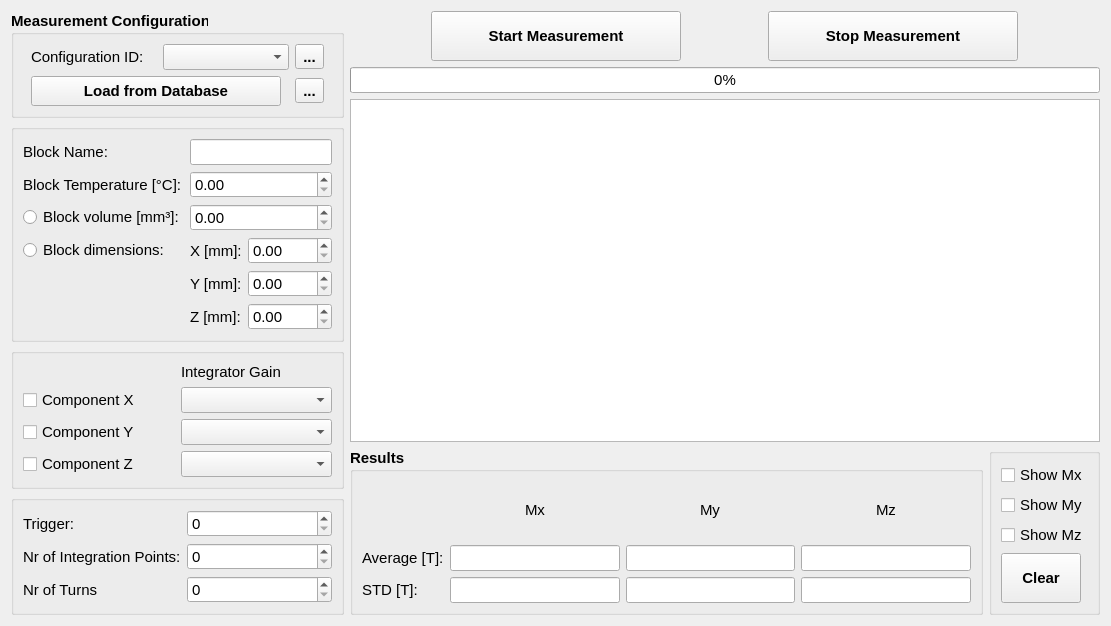
Above: helmholtz/gui/ui/measurementwidget.ui from lnls-ima/helmholtz-coil-control before the change. Below: the same form after it.
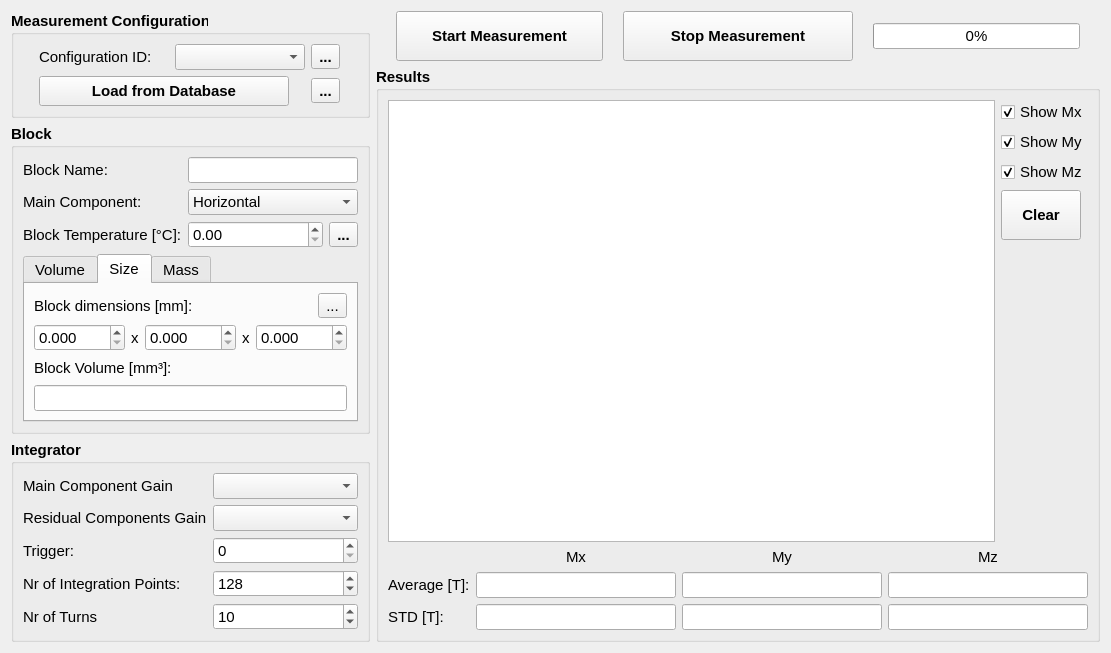
That is the form after the change. The open tabs and pages were chosen to show the change. Icons and pictures are not drawn. Custom widgets are drawn as their Qt base class.

Commit message: Continue implementation of measurement widget

```diff
--- a/helmholtz/gui/ui/measurementwidget.ui
+++ b/helmholtz/gui/ui/measurementwidget.ui
@@ -7,7 +7,7 @@
     <x>0</x>
     <y>0</y>
     <width>1111</width>
-    <height>601</height>
+    <height>617</height>
    </rect>
   </property>
   <property name="font">
@@ -18,10 +18,8 @@
   <property name="windowTitle">
    <string>Measurement</string>
   </property>
-  <layout class="QGridLayout" name="gridLayout_6">
-   <item row="0" column="0" rowspan="4">
-    <layout class="QVBoxLayout" name="verticalLayout">
-     <item>
+  <layout class="QGridLayout" name="gridLayout_7">
+   <item row="0" column="0" rowspan="2">
       <widget class="QGroupBox" name="groupBox_7">
        <property name="sizePolicy">
         <sizepolicy hsizetype="Preferred" vsizetype="Maximum">
@@ -39,24 +37,7 @@
         <string>Measurement Configuration</string>
        </property>
        <layout class="QGridLayout" name="gridLayout_10">
-        <item row="1" column="1">
-         <widget class="QToolButton" name="tbt_save_db">
-          <property name="text">
-           <string>...</string>
-          </property>
-          <property name="icon">
-           <iconset>
-            <normaloff>../../resources/img/database_plus.svg</normaloff>../../resources/img/database_plus.svg</iconset>
-          </property>
-          <property name="iconSize">
-           <size>
-            <width>24</width>
-            <height>24</height>
-           </size>
-          </property>
-         </widget>
-        </item>
-        <item row="1" column="0">
+      <item row="2" column="0">
          <widget class="QPushButton" name="pbt_load_db">
           <property name="minimumSize">
            <size>
@@ -75,6 +56,26 @@
           </property>
          </widget>
         </item>
+      <item row="2" column="1">
+       <widget class="QToolButton" name="tbt_save_db">
+        <property name="toolTip">
+         <string>Add configuration to database</string>
+        </property>
+        <property name="text">
+         <string>...</string>
+        </property>
+        <property name="icon">
+         <iconset>
+          <normaloff>../../resources/img/database_plus.svg</normaloff>../../resources/img/database_plus.svg</iconset>
+        </property>
+        <property name="iconSize">
+         <size>
+          <width>24</width>
+          <height>24</height>
+         </size>
+        </property>
+       </widget>
+      </item>
         <item row="0" column="0" colspan="2">
          <layout class="QHBoxLayout" name="horizontalLayout_2">
           <item>
@@ -122,7 +123,115 @@
        </layout>
       </widget>
      </item>
+   <item row="0" column="1">
+    <layout class="QHBoxLayout" name="horizontalLayout">
+     <property name="spacing">
+      <number>20</number>
+     </property>
+     <property name="leftMargin">
+      <number>20</number>
+     </property>
+     <property name="rightMargin">
+      <number>20</number>
+     </property>
      <item>
+      <widget class="QPushButton" name="pbt_start_meas">
+       <property name="sizePolicy">
+        <sizepolicy hsizetype="Preferred" vsizetype="Fixed">
+         <horstretch>0</horstretch>
+         <verstretch>0</verstretch>
+        </sizepolicy>
+       </property>
+       <property name="minimumSize">
+        <size>
+         <width>0</width>
+         <height>50</height>
+        </size>
+       </property>
+       <property name="maximumSize">
+        <size>
+         <width>250</width>
+         <height>16777215</height>
+        </size>
+       </property>
+       <property name="font">
+        <font>
+         <weight>75</weight>
+         <bold>true</bold>
+        </font>
+       </property>
+       <property name="text">
+        <string>Start Measurement</string>
+       </property>
+       <property name="icon">
+        <iconset>
+         <normaloff>../../resources/img/move.svg</normaloff>../../resources/img/move.svg</iconset>
+       </property>
+       <property name="iconSize">
+        <size>
+         <width>24</width>
+         <height>24</height>
+        </size>
+       </property>
+      </widget>
+     </item>
+     <item>
+      <widget class="QPushButton" name="pbt_stop_meas">
+       <property name="sizePolicy">
+        <sizepolicy hsizetype="Preferred" vsizetype="Fixed">
+         <horstretch>0</horstretch>
+         <verstretch>0</verstretch>
+        </sizepolicy>
+       </property>
+       <property name="minimumSize">
+        <size>
+         <width>230</width>
+         <height>50</height>
+        </size>
+       </property>
+       <property name="maximumSize">
+        <size>
+         <width>250</width>
+         <height>16777215</height>
+        </size>
+       </property>
+       <property name="font">
+        <font>
+         <weight>75</weight>
+         <bold>true</bold>
+        </font>
+       </property>
+       <property name="text">
+        <string>Stop Measurement</string>
+       </property>
+       <property name="icon">
+        <iconset>
+         <normaloff>../../resources/img/stop.svg</normaloff>../../resources/img/stop.svg</iconset>
+       </property>
+       <property name="iconSize">
+        <size>
+         <width>24</width>
+         <height>24</height>
+        </size>
+       </property>
+      </widget>
+     </item>
+     <item>
+      <widget class="QProgressBar" name="pgb_status">
+       <property name="sizePolicy">
+        <sizepolicy hsizetype="Preferred" vsizetype="Fixed">
+         <horstretch>0</horstretch>
+         <verstretch>0</verstretch>
+        </sizepolicy>
+       </property>
+       <property name="value">
+        <number>0</number>
+       </property>
+      </widget>
+     </item>
+    </layout>
+   </item>
+   <item row="2" column="0">
       <widget class="QGroupBox" name="groupBox">
        <property name="sizePolicy">
         <sizepolicy hsizetype="Maximum" vsizetype="Preferred">
@@ -137,88 +246,44 @@
         </font>
        </property>
        <property name="title">
-        <string/>
+      <string>Block</string>
        </property>
        <layout class="QGridLayout" name="gridLayout">
-        <item row="2" column="0">
-         <widget class="QRadioButton" name="rbt_block_volume">
+      <item row="1" column="1" colspan="3">
+       <widget class="QComboBox" name="cmb_main_component">
           <property name="font">
            <font>
             <weight>50</weight>
             <bold>false</bold>
            </font>
           </property>
+        <item>
           <property name="text">
-           <string>Block volume [mm³]:</string>
-          </property>
-         </widget>
+          <string>Horizontal</string>
+         </property>
         </item>
-        <item row="4" column="1">
-         <widget class="QLabel" name="label_4">
-          <property name="font">
-           <font>
-            <weight>50</weight>
-            <bold>false</bold>
-           </font>
-          </property>
+        <item>
           <property name="text">
-           <string>Y [mm]:</string>
-          </property>
-         </widget>
+          <string>Vertical</string>
+         </property>
         </item>
-        <item row="1" column="0">
-         <widget class="QLabel" name="label_2">
-          <property name="font">
-           <font>
-            <weight>50</weight>
-            <bold>false</bold>
-           </font>
-          </property>
+        <item>
           <property name="text">
-           <string>Block Temperature [°C]:</string>
-          </property>
-         </widget>
+          <string>Longitudinal</string>
+         </property>
         </item>
-        <item row="4" column="2" colspan="2">
-         <widget class="QDoubleSpinBox" name="sbd_block_dimy">
-          <property name="font">
-           <font>
-            <weight>50</weight>
-            <bold>false</bold>
-           </font>
-          </property>
-         </widget>
-        </item>
-        <item row="2" column="1" colspan="3">
-         <widget class="QDoubleSpinBox" name="sbd_block_volume">
+       </widget>
+      </item>
+      <item row="0" column="0">
+       <widget class="QLabel" name="label">
           <property name="font">
            <font>
             <weight>50</weight>
             <bold>false</bold>
            </font>
           </property>
-         </widget>
-        </item>
-        <item row="3" column="2" colspan="2">
-         <widget class="QDoubleSpinBox" name="sbd_block_dimx">
-          <property name="font">
-           <font>
-            <weight>50</weight>
-            <bold>false</bold>
-           </font>
-          </property>
-         </widget>
-        </item>
-        <item row="3" column="0">
-         <widget class="QRadioButton" name="rbt_block_dimensions">
-          <property name="font">
-           <font>
-            <weight>50</weight>
-            <bold>false</bold>
-           </font>
-          </property>
           <property name="text">
-           <string>Block dimensions:</string>
+         <string>Block Name:</string>
           </property>
          </widget>
         </item>
@@ -232,26 +297,181 @@
           </property>
          </widget>
         </item>
-        <item row="3" column="1">
+      <item row="3" column="0">
+       <widget class="QLabel" name="label_2">
+        <property name="font">
+         <font>
+          <weight>50</weight>
+          <bold>false</bold>
+         </font>
+        </property>
+        <property name="text">
+         <string>Block Temperature [°C]:</string>
+        </property>
+       </widget>
+      </item>
+      <item row="1" column="0">
+       <widget class="QLabel" name="label_7">
+        <property name="font">
+         <font>
+          <weight>50</weight>
+          <bold>false</bold>
+         </font>
+        </property>
+        <property name="text">
+         <string>Main Component:</string>
+        </property>
+       </widget>
+      </item>
+      <item row="3" column="1" colspan="2">
+       <widget class="QDoubleSpinBox" name="sbd_temperature">
+        <property name="font">
+         <font>
+          <weight>50</weight>
+          <bold>false</bold>
+         </font>
+        </property>
+       </widget>
+      </item>
+      <item row="4" column="0" colspan="4">
+       <widget class="QTabWidget" name="tbw_volume">
+        <property name="font">
+         <font>
+          <weight>50</weight>
+          <bold>false</bold>
+         </font>
+        </property>
+        <property name="currentIndex">
+         <number>0</number>
+        </property>
+        <widget class="QWidget" name="tab_volume">
+         <attribute name="title">
+          <string>Volume</string>
+         </attribute>
+         <layout class="QVBoxLayout" name="verticalLayout">
+          <item>
          <widget class="QLabel" name="label_3">
-          <property name="sizePolicy">
-           <sizepolicy hsizetype="Maximum" vsizetype="Preferred">
-            <horstretch>0</horstretch>
-            <verstretch>0</verstretch>
-           </sizepolicy>
-          </property>
+            <property name="font">
+             <font>
+              <weight>50</weight>
+              <bold>false</bold>
+             </font>
+            </property>
+            <property name="text">
+             <string>Block Volume [mm³]:</string>
+            </property>
+           </widget>
+          </item>
+          <item>
+           <widget class="QDoubleSpinBox" name="sbd_volume">
           <property name="font">
            <font>
             <weight>50</weight>
             <bold>false</bold>
            </font>
           </property>
+            <property name="decimals">
+             <number>4</number>
+            </property>
+            <property name="maximum">
+             <double>1000000.000000000000000</double>
+            </property>
+           </widget>
+          </item>
+         </layout>
+        </widget>
+        <widget class="QWidget" name="tab_size">
+         <attribute name="title">
+          <string>Size</string>
+         </attribute>
+         <layout class="QGridLayout" name="gridLayout_6">
+          <item row="0" column="0">
+           <widget class="QLabel" name="label_21">
+            <property name="font">
+             <font>
+              <weight>50</weight>
+              <bold>false</bold>
+             </font>
+            </property>
           <property name="text">
-           <string>X [mm]:</string>
+             <string>Block dimensions [mm]:</string>
           </property>
          </widget>
         </item>
-        <item row="5" column="1">
+          <item row="0" column="1">
+           <widget class="QToolButton" name="tbt_measure_dimensions">
+            <property name="toolTip">
+             <string>Measure block dimensions</string>
+            </property>
+            <property name="text">
+             <string>...</string>
+            </property>
+            <property name="icon">
+             <iconset>
+              <normaloff>../../resources/img/measure.png</normaloff>../../resources/img/measure.png</iconset>
+            </property>
+            <property name="iconSize">
+             <size>
+              <width>24</width>
+              <height>24</height>
+             </size>
+            </property>
+           </widget>
+          </item>
+          <item row="1" column="0" colspan="2">
+           <layout class="QHBoxLayout" name="horizontalLayout_3">
+            <item>
+             <widget class="QDoubleSpinBox" name="sbd_dim1">
+              <property name="enabled">
+               <bool>true</bool>
+              </property>
+              <property name="font">
+               <font>
+                <weight>50</weight>
+                <bold>false</bold>
+               </font>
+              </property>
+              <property name="decimals">
+               <number>3</number>
+              </property>
+              <property name="maximum">
+               <double>1000.000000000000000</double>
+              </property>
+             </widget>
+            </item>
+            <item alignment="Qt::AlignHCenter">
+             <widget class="QLabel" name="label_4">
+              <property name="font">
+               <font>
+                <weight>50</weight>
+                <bold>false</bold>
+               </font>
+              </property>
+              <property name="text">
+               <string>x</string>
+              </property>
+             </widget>
+            </item>
+            <item>
+             <widget class="QDoubleSpinBox" name="sbd_dim2">
+              <property name="enabled">
+               <bool>true</bool>
+              </property>
+              <property name="font">
+               <font>
+                <weight>50</weight>
+                <bold>false</bold>
+               </font>
+              </property>
+              <property name="decimals">
+               <number>3</number>
+              </property>
+              <property name="maximum">
+               <double>1000.000000000000000</double>
+              </property>
+             </widget>
+            </item>
+            <item alignment="Qt::AlignHCenter">
          <widget class="QLabel" name="label_6">
           <property name="font">
            <font>
@@ -260,99 +480,224 @@
            </font>
           </property>
           <property name="text">
-           <string>Z [mm]:</string>
-          </property>
-         </widget>
-        </item>
-        <item row="1" column="1" colspan="3">
-         <widget class="QDoubleSpinBox" name="sbd_block_temperature">
-          <property name="font">
-           <font>
-            <weight>50</weight>
-            <bold>false</bold>
-           </font>
-          </property>
-         </widget>
-        </item>
-        <item row="0" column="0">
-         <widget class="QLabel" name="label">
-          <property name="font">
-           <font>
-            <weight>50</weight>
-            <bold>false</bold>
-           </font>
-          </property>
-          <property name="text">
-           <string>Block Name:</string>
-          </property>
-         </widget>
-        </item>
-        <item row="5" column="2" colspan="2">
-         <widget class="QDoubleSpinBox" name="sbd_block_dimz">
-          <property name="font">
-           <font>
-            <weight>50</weight>
-            <bold>false</bold>
-           </font>
-          </property>
-         </widget>
-        </item>
-       </layout>
+               <string>x</string>
+              </property>
       </widget>
      </item>
      <item>
-      <widget class="QGroupBox" name="groupBox_2">
-       <property name="sizePolicy">
-        <sizepolicy hsizetype="Preferred" vsizetype="Maximum">
-         <horstretch>0</horstretch>
-         <verstretch>0</verstretch>
-        </sizepolicy>
-       </property>
-       <property name="title">
-        <string/>
-       </property>
+             <widget class="QDoubleSpinBox" name="sbd_dim3">
+              <property name="enabled">
+               <bool>true</bool>
+              </property>
+              <property name="font">
+               <font>
+                <weight>50</weight>
+                <bold>false</bold>
+               </font>
+              </property>
+              <property name="decimals">
+               <number>3</number>
+              </property>
+              <property name="maximum">
+               <double>1000.000000000000000</double>
+              </property>
+             </widget>
+            </item>
+           </layout>
+          </item>
+          <item row="2" column="0" colspan="2">
+           <widget class="QLabel" name="label_22">
+            <property name="font">
+             <font>
+              <weight>50</weight>
+              <bold>false</bold>
+             </font>
+            </property>
+            <property name="text">
+             <string>Block Volume [mm³]:</string>
+            </property>
+           </widget>
+          </item>
+          <item row="3" column="0" colspan="2">
+           <widget class="QLineEdit" name="le_volume_by_size">
+            <property name="font">
+             <font>
+              <weight>50</weight>
+              <bold>false</bold>
+             </font>
+            </property>
+            <property name="readOnly">
+             <bool>true</bool>
+            </property>
+           </widget>
+          </item>
+         </layout>
+        </widget>
+        <widget class="QWidget" name="tab_3">
+         <attribute name="title">
+          <string>Mass</string>
+         </attribute>
        <layout class="QGridLayout" name="gridLayout_2">
-        <item row="2" column="0">
-         <widget class="QCheckBox" name="chb_meas_my">
-          <property name="text">
-           <string>Component Y</string>
-          </property>
-         </widget>
-        </item>
-        <item row="2" column="1">
-         <widget class="QComboBox" name="comboBox_2"/>
-        </item>
-        <item row="1" column="0">
-         <widget class="QCheckBox" name="chb_meas_mx">
+          <item row="0" column="0">
+           <widget class="QLabel" name="label_12">
+            <property name="enabled">
+             <bool>true</bool>
+            </property>
+            <property name="font">
+             <font>
+              <weight>50</weight>
+              <bold>false</bold>
+             </font>
+            </property>
           <property name="text">
-           <string>Component X</string>
+             <string>Block Mass [g]:</string>
           </property>
          </widget>
         </item>
         <item row="0" column="1">
-         <widget class="QLabel" name="label_7">
+           <widget class="QDoubleSpinBox" name="sbd_mass">
+            <property name="enabled">
+             <bool>true</bool>
+            </property>
+            <property name="font">
+             <font>
+              <weight>50</weight>
+              <bold>false</bold>
+             </font>
+            </property>
+            <property name="decimals">
+             <number>3</number>
+            </property>
+            <property name="maximum">
+             <double>1000.000000000000000</double>
+            </property>
+           </widget>
+          </item>
+          <item row="1" column="0">
+           <widget class="QLabel" name="label_17">
+            <property name="enabled">
+             <bool>true</bool>
+            </property>
+            <property name="font">
+             <font>
+              <weight>50</weight>
+              <bold>false</bold>
+             </font>
+            </property>
           <property name="text">
-           <string>Integrator Gain</string>
+             <string>Density [g/mm³]:</string>
           </property>
          </widget>
         </item>
-        <item row="1" column="1">
-         <widget class="QComboBox" name="comboBox"/>
+          <item row="0" column="2">
+           <widget class="QToolButton" name="tbt_measure_mass">
+            <property name="acceptDrops">
+             <bool>false</bool>
+            </property>
+            <property name="toolTip">
+             <string>Measure block mass</string>
+            </property>
+            <property name="text">
+             <string>...</string>
+            </property>
+            <property name="icon">
+             <iconset>
+              <normaloff>../../resources/img/balance.png</normaloff>../../resources/img/balance.png</iconset>
+            </property>
+            <property name="iconSize">
+             <size>
+              <width>24</width>
+              <height>24</height>
+             </size>
+            </property>
+           </widget>
+          </item>
+          <item row="1" column="1" colspan="2">
+           <widget class="QDoubleSpinBox" name="sbd_density">
+            <property name="enabled">
+             <bool>true</bool>
+            </property>
+            <property name="font">
+             <font>
+              <weight>50</weight>
+              <bold>false</bold>
+             </font>
+            </property>
+            <property name="decimals">
+             <number>4</number>
+            </property>
+            <property name="maximum">
+             <double>1000.000000000000000</double>
+            </property>
+           </widget>
+          </item>
+          <item row="3" column="0" colspan="3">
+           <widget class="QLineEdit" name="le_volume_by_mass">
+            <property name="font">
+             <font>
+              <weight>50</weight>
+              <bold>false</bold>
+             </font>
+            </property>
+            <property name="readOnly">
+             <bool>true</bool>
+            </property>
+           </widget>
+          </item>
+          <item row="2" column="0" colspan="3">
+           <widget class="QLabel" name="label_23">
+            <property name="font">
+             <font>
+              <weight>50</weight>
+              <bold>false</bold>
+             </font>
+            </property>
+            <property name="text">
+             <string>Block Volume [mm³]:</string>
+            </property>
+           </widget>
+          </item>
+         </layout>
+        </widget>
+       </widget>
+      </item>
+      <item row="3" column="3">
+       <widget class="QToolButton" name="tbt_read_temperature">
+        <property name="toolTip">
+         <string>Measure block temperature</string>
+        </property>
+        <property name="text">
+         <string>...</string>
+        </property>
+        <property name="icon">
+         <iconset>
+          <normaloff>../../resources/img/thermometer.png</normaloff>../../resources/img/thermometer.png</iconset>
+        </property>
+        <property name="iconSize">
+         <size>
+          <width>24</width>
+          <height>24</height>
+         </size>
+        </property>
+       </widget>
+      </item>
+      <item row="5" column="0">
+       <spacer name="verticalSpacer_3">
+        <property name="orientation">
+         <enum>Qt::Vertical</enum>
+        </property>
+        <property name="sizeHint" stdset="0">
+         <size>
+          <width>20</width>
+          <height>40</height>
+         </size>
+        </property>
+       </spacer>
+      </item>
+     </layout>
+    </widget>
         </item>
         <item row="3" column="0">
-         <widget class="QCheckBox" name="chb_meas_mz">
-          <property name="text">
-           <string>Component Z</string>
-          </property>
-         </widget>
-        </item>
-        <item row="3" column="1">
-         <widget class="QComboBox" name="comboBox_3"/>
-        </item>
-       </layout>
-      </widget>
-     </item>
-     <item>
       <widget class="QGroupBox" name="groupBox_4">
        <property name="sizePolicy">
         <sizepolicy hsizetype="Preferred" vsizetype="Preferred">
@@ -360,111 +705,163 @@
          <verstretch>0</verstretch>
         </sizepolicy>
        </property>
+     <property name="font">
+      <font>
+       <weight>75</weight>
+       <bold>true</bold>
+      </font>
+     </property>
        <property name="title">
-        <string/>
+      <string>Integrator</string>
        </property>
        <layout class="QGridLayout" name="gridLayout_3">
         <item row="0" column="1">
-         <widget class="QSpinBox" name="sb_trigger"/>
+       <widget class="QComboBox" name="cmb_main_gain">
+        <property name="font">
+         <font>
+          <weight>50</weight>
+          <bold>false</bold>
+         </font>
+        </property>
+       </widget>
+      </item>
+      <item row="2" column="1">
+       <widget class="QSpinBox" name="sb_trigger">
+        <property name="font">
+         <font>
+          <weight>50</weight>
+          <bold>false</bold>
+         </font>
+        </property>
+       </widget>
         </item>
         <item row="0" column="0">
+       <widget class="QLabel" name="label_19">
+        <property name="font">
+         <font>
+          <weight>50</weight>
+          <bold>false</bold>
+         </font>
+        </property>
+        <property name="text">
+         <string>Main Component Gain</string>
+        </property>
+       </widget>
+      </item>
+      <item row="3" column="0">
+       <widget class="QLabel" name="label_11">
+        <property name="font">
+         <font>
+          <weight>50</weight>
+          <bold>false</bold>
+         </font>
+        </property>
+        <property name="text">
+         <string>Nr of Integration Points:</string>
+        </property>
+       </widget>
+      </item>
+      <item row="5" column="0">
+       <spacer name="verticalSpacer_2">
+        <property name="orientation">
+         <enum>Qt::Vertical</enum>
+        </property>
+        <property name="sizeHint" stdset="0">
+         <size>
+          <width>20</width>
+          <height>40</height>
+         </size>
+        </property>
+       </spacer>
+      </item>
+      <item row="2" column="0">
          <widget class="QLabel" name="label_13">
+        <property name="font">
+         <font>
+          <weight>50</weight>
+          <bold>false</bold>
+         </font>
+        </property>
           <property name="text">
            <string>Trigger:</string>
           </property>
          </widget>
         </item>
         <item row="1" column="1">
-         <widget class="QSpinBox" name="sb_nr_integration_points"/>
-        </item>
-        <item row="2" column="1">
-         <widget class="QSpinBox" name="sb_nr_turns"/>
-        </item>
-        <item row="2" column="0">
+       <widget class="QComboBox" name="cmb_residual_gain">
+        <property name="font">
+         <font>
+          <weight>50</weight>
+          <bold>false</bold>
+         </font>
+        </property>
+       </widget>
+      </item>
+      <item row="1" column="0">
+       <widget class="QLabel" name="label_20">
+        <property name="font">
+         <font>
+          <weight>50</weight>
+          <bold>false</bold>
+         </font>
+        </property>
+        <property name="text">
+         <string>Residual Components Gain</string>
+        </property>
+       </widget>
+      </item>
+      <item row="3" column="1">
+       <widget class="QSpinBox" name="sb_nr_integration_points">
+        <property name="font">
+         <font>
+          <weight>50</weight>
+          <bold>false</bold>
+         </font>
+        </property>
+        <property name="minimum">
+         <number>1</number>
+        </property>
+        <property name="maximum">
+         <number>10000</number>
+        </property>
+        <property name="value">
+         <number>128</number>
+        </property>
+       </widget>
+      </item>
+      <item row="4" column="1">
+       <widget class="QSpinBox" name="sb_nr_turns">
+        <property name="font">
+         <font>
+          <weight>50</weight>
+          <bold>false</bold>
+         </font>
+        </property>
+        <property name="maximum">
+         <number>100</number>
+        </property>
+        <property name="value">
+         <number>10</number>
+        </property>
+       </widget>
+      </item>
+      <item row="4" column="0">
          <widget class="QLabel" name="label_14">
+        <property name="font">
+         <font>
+          <weight>50</weight>
+          <bold>false</bold>
+         </font>
+        </property>
           <property name="text">
            <string>Nr of Turns</string>
           </property>
          </widget>
         </item>
-        <item row="1" column="0">
-         <widget class="QLabel" name="label_11">
-          <property name="text">
-           <string>Nr of Integration Points:</string>
-          </property>
-         </widget>
-        </item>
        </layout>
       </widget>
      </item>
-    </layout>
-   </item>
-   <item row="3" column="2">
-    <widget class="QGroupBox" name="groupBox_5">
-     <property name="title">
-      <string/>
-     </property>
-     <layout class="QVBoxLayout" name="verticalLayout_2">
-      <item>
-       <widget class="QCheckBox" name="chb_show_mx">
-        <property name="text">
-         <string>Show Mx</string>
-        </property>
-       </widget>
-      </item>
-      <item>
-       <widget class="QCheckBox" name="chb_show_my">
-        <property name="text">
-         <string>Show My</string>
-        </property>
-       </widget>
-      </item>
-      <item>
-       <widget class="QCheckBox" name="chb_show_mz">
-        <property name="text">
-         <string>Show Mz</string>
-        </property>
-       </widget>
-      </item>
-      <item>
-       <widget class="QPushButton" name="pbt_clear_results">
-        <property name="sizePolicy">
-         <sizepolicy hsizetype="Maximum" vsizetype="Fixed">
-          <horstretch>0</horstretch>
-          <verstretch>0</verstretch>
-         </sizepolicy>
-        </property>
-        <property name="minimumSize">
-         <size>
-          <width>0</width>
-          <height>50</height>
-         </size>
-        </property>
-        <property name="font">
-         <font>
-          <weight>75</weight>
-          <bold>true</bold>
-         </font>
-        </property>
-        <property name="text">
-         <string>Clear</string>
-        </property>
-        <property name="icon">
-         <iconset>
-          <normaloff>../../resources/img/clear.svg</normaloff>../../resources/img/clear.svg</iconset>
-        </property>
-        <property name="iconSize">
-         <size>
-          <width>24</width>
-          <height>24</height>
-         </size>
-        </property>
-       </widget>
-      </item>
-     </layout>
-    </widget>
-   </item>
-   <item row="3" column="1">
+   <item row="1" column="1" rowspan="3">
     <widget class="QGroupBox" name="groupBox_3">
      <property name="font">
       <font>
@@ -476,7 +873,7 @@
       <string>Results</string>
      </property>
      <layout class="QGridLayout" name="gridLayout_4">
-      <item row="0" column="0">
+      <item row="1" column="0" colspan="2">
        <layout class="QGridLayout" name="gridLayout_5">
         <item row="1" column="0">
          <widget class="QLabel" name="label_15">
@@ -605,10 +1002,7 @@
         </item>
        </layout>
       </item>
-     </layout>
-    </widget>
-   </item>
-   <item row="2" column="1" colspan="2">
+      <item row="0" column="0">
     <widget class="PlotWidget" name="pw_graph">
      <property name="backgroundBrush">
       <brush brushstyle="SolidPattern">
@@ -630,12 +1024,60 @@
      </property>
     </widget>
    </item>
-   <item row="0" column="1" colspan="2">
-    <layout class="QHBoxLayout" name="horizontalLayout">
+      <item row="0" column="1">
+       <layout class="QVBoxLayout" name="verticalLayout_2">
      <item>
-      <widget class="QPushButton" name="pbt_start_meas">
+         <widget class="QCheckBox" name="chb_show_mx">
+          <property name="font">
+           <font>
+            <weight>50</weight>
+            <bold>false</bold>
+           </font>
+          </property>
+          <property name="text">
+           <string>Show Mx</string>
+          </property>
+          <property name="checked">
+           <bool>true</bool>
+          </property>
+         </widget>
+        </item>
+        <item>
+         <widget class="QCheckBox" name="chb_show_my">
+          <property name="font">
+           <font>
+            <weight>50</weight>
+            <bold>false</bold>
+           </font>
+          </property>
+          <property name="text">
+           <string>Show My</string>
+          </property>
+          <property name="checked">
+           <bool>true</bool>
+          </property>
+         </widget>
+        </item>
+        <item>
+         <widget class="QCheckBox" name="chb_show_mz">
+          <property name="font">
+           <font>
+            <weight>50</weight>
+            <bold>false</bold>
+           </font>
+          </property>
+          <property name="text">
+           <string>Show Mz</string>
+          </property>
+          <property name="checked">
+           <bool>true</bool>
+          </property>
+         </widget>
+        </item>
+        <item>
+         <widget class="QPushButton" name="pbt_clear_results">
        <property name="sizePolicy">
-        <sizepolicy hsizetype="Preferred" vsizetype="Fixed">
+           <sizepolicy hsizetype="Maximum" vsizetype="Fixed">
          <horstretch>0</horstretch>
          <verstretch>0</verstretch>
         </sizepolicy>
@@ -646,12 +1088,6 @@
          <height>50</height>
         </size>
        </property>
-       <property name="maximumSize">
-        <size>
-         <width>250</width>
-         <height>16777215</height>
-        </size>
-       </property>
        <property name="font">
         <font>
          <weight>75</weight>
@@ -659,7 +1095,7 @@
         </font>
        </property>
        <property name="text">
-        <string>Start Measurement</string>
+           <string>Clear</string>
        </property>
        <property name="icon">
         <iconset>
@@ -674,59 +1110,21 @@
       </widget>
      </item>
      <item>
-      <widget class="QPushButton" name="pbt_stop_meas">
-       <property name="sizePolicy">
-        <sizepolicy hsizetype="Preferred" vsizetype="Fixed">
-         <horstretch>0</horstretch>
-         <verstretch>0</verstretch>
-        </sizepolicy>
-       </property>
-       <property name="minimumSize">
+         <spacer name="verticalSpacer">
+          <property name="orientation">
+           <enum>Qt::Vertical</enum>
+          </property>
+          <property name="sizeHint" stdset="0">
         <size>
-         <width>230</width>
-         <height>50</height>
-        </size>
-       </property>
-       <property name="maximumSize">
-        <size>
-         <width>250</width>
-         <height>16777215</height>
-        </size>
-       </property>
-       <property name="font">
-        <font>
-         <weight>75</weight>
-         <bold>true</bold>
-        </font>
-       </property>
-       <property name="text">
-        <string>Stop Measurement</string>
-       </property>
-       <property name="icon">
-        <iconset>
-         <normaloff>../../resources/img/stop.svg</normaloff>../../resources/img/stop.svg</iconset>
-       </property>
-       <property name="iconSize">
-        <size>
-         <width>24</width>
-         <height>24</height>
-        </size>
-       </property>
-      </widget>
+            <width>20</width>
+            <height>40</height>
+           </size>
+          </property>
+         </spacer>
      </item>
     </layout>
    </item>
-   <item row="1" column="1" colspan="2">
-    <widget class="QProgressBar" name="pgb_meas_status">
-     <property name="sizePolicy">
-      <sizepolicy hsizetype="Preferred" vsizetype="Fixed">
-       <horstretch>0</horstretch>
-       <verstretch>0</verstretch>
-      </sizepolicy>
-     </property>
-     <property name="value">
-      <number>0</number>
-     </property>
+     </layout>
     </widget>
    </item>
   </layout>
```
Left out of the diff: 8 changed lines with no effect on the pictures. Lines whose indentation alone changed are shown as unchanged. The commit also changes 23 other files.
